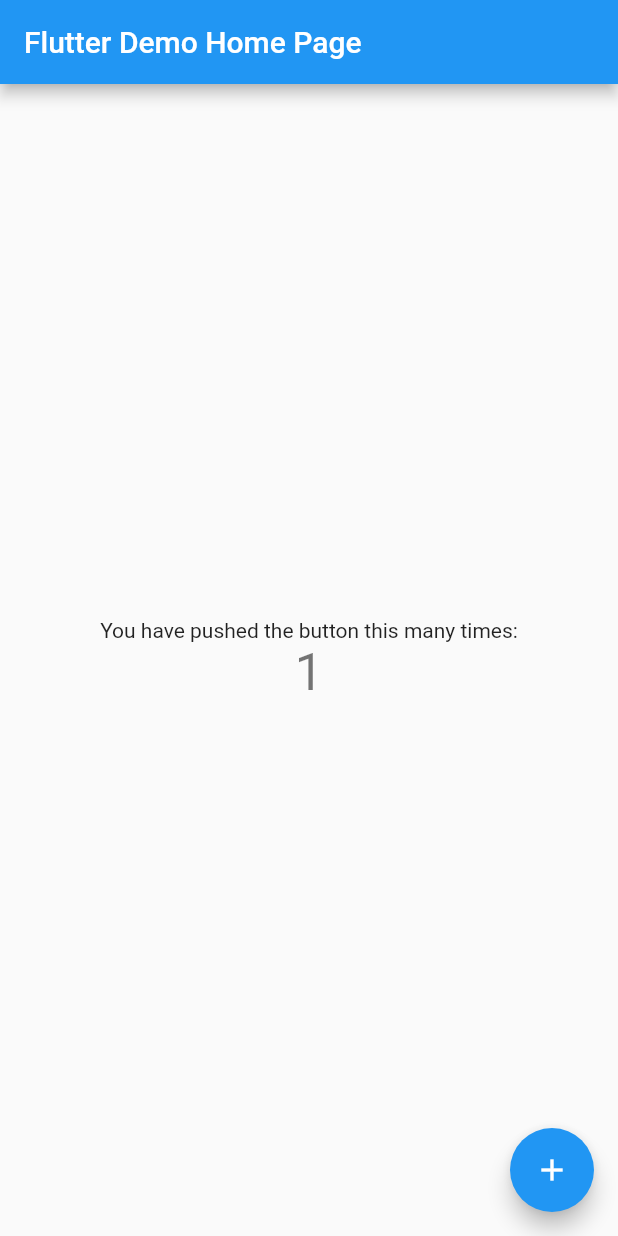
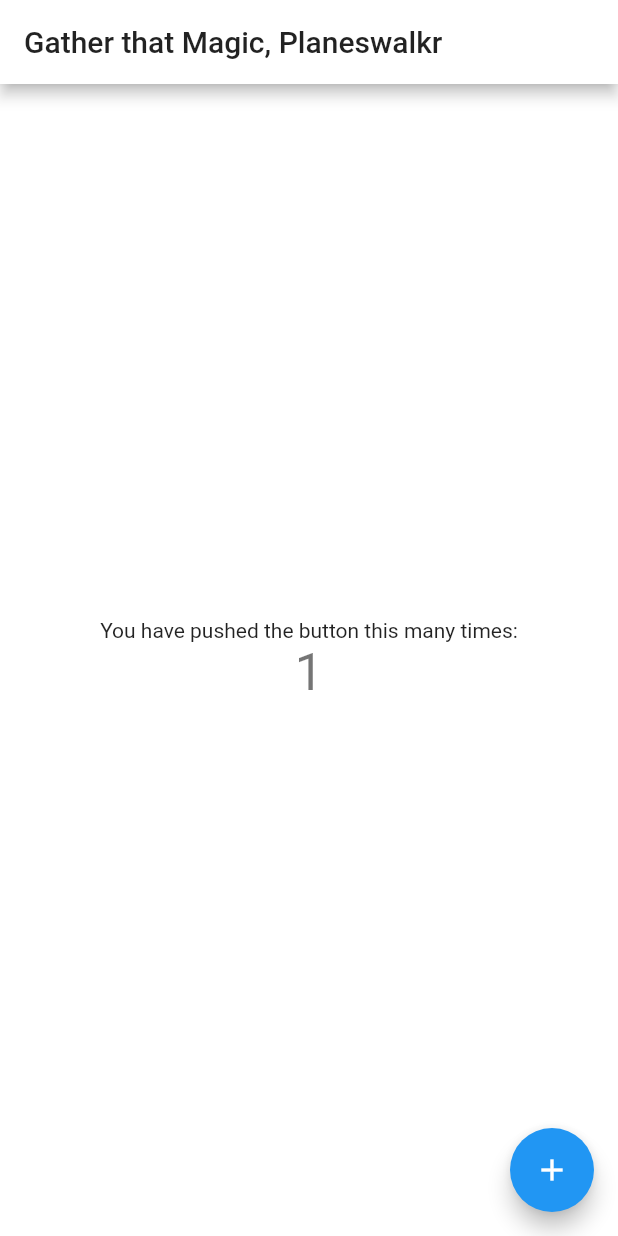
Before and after one commit to mcgrue/flutter-the-magical-cards, a Flutter app: the screen it shows after launch, after a tap on the "add" icon, on a phone screen of 412 x 824 dp. Run offline on Flutter 3.47's test engine with Material 2 defaults, Android fonts, the phone set to English and light mode, and no system bars.

Commit message:
Alter theme

```diff
--- a/lib/main.dart
+++ b/lib/main.dart
@@ -1,26 +1,34 @@
 import 'package:flutter/material.dart';
+import 'package:flutter/services.dart';
 
-void main() => runApp(MyApp());
+//void main() => runApp(MyApp());
+
+void main() {
+  runApp(MyApp());
+
+  SystemChrome.setSystemUIOverlayStyle(
+    const SystemUiOverlayStyle(
+      statusBarColor: Colors.white,
+      systemNavigationBarColor: Colors.white,
+      systemNavigationBarDividerColor: Colors.black,
+      systemNavigationBarIconBrightness: Brightness.dark,
+    ),
+  );
+}
 
 class MyApp extends StatelessWidget {
   // This widget is the root of your application.
   @override
   Widget build(BuildContext context) {
     return MaterialApp(
-      title: 'Flutter Demo',
+      debugShowCheckedModeBanner: false,
+      title: 'The Magical Cards',
       theme: ThemeData(
-        // This is the theme of your application.
-        //
-        // Try running your application with "flutter run". You'll see the
-        // application has a blue toolbar. Then, without quitting the app, try
-        // changing the primarySwatch below to Colors.green and then invoke
-        // "hot reload" (press "r" in the console where you ran "flutter run",
-        // or simply save your changes to "hot reload" in a Flutter IDE).
-        // Notice that the counter didn't reset back to zero; the application
-        // is not restarted.
-        primarySwatch: Colors.blue,
+        brightness: Brightness.light,
+        primaryColor: Colors.white,
+        scaffoldBackgroundColor: Colors.white
       ),
-      home: MyHomePage(title: 'Flutter Demo Home Page'),
+      home: MyHomePage(title: 'Gather that Magic, Planeswalkr'),
     );
   }
 }
```
